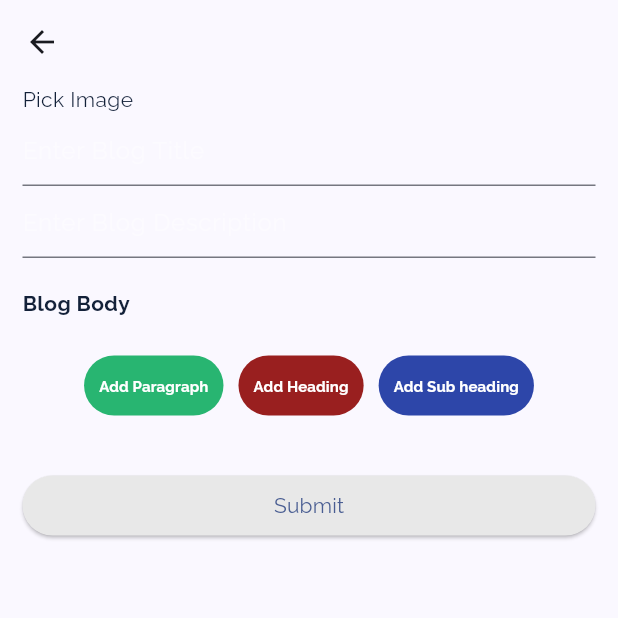
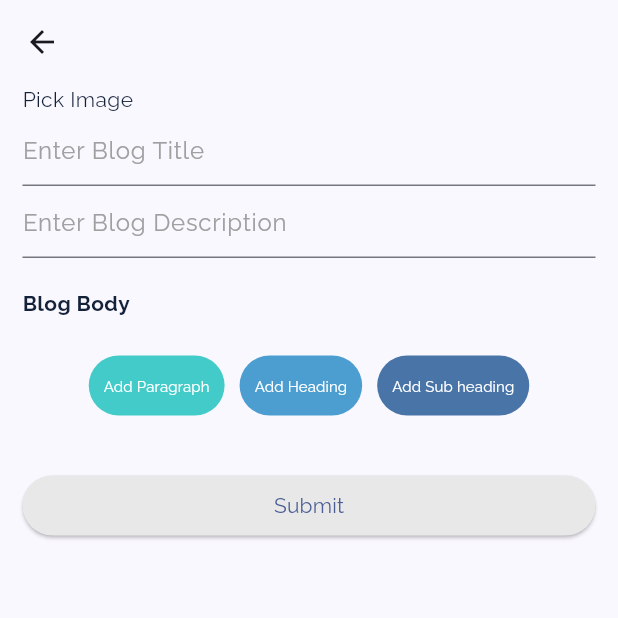
Before and after one commit to Mubashir-19/Flutter-Blogging-App, a Flutter app: the Home screen opened directly with empty values, after a tap on the "edit square" icon, on a phone screen of 412 x 824 dp, the top half of it. Run offline on Flutter 3.47's test engine with Material 3 defaults, Android fonts, the phone set to English and light mode, and no system bars; our stand-ins replace flutter_dotenv, flutter_image_compress, image_picker, quickalert, shared_preferences; accounts and stored records are empty; network calls fail; statements that could not run were skipped.

Commit message:
design adjustments

```diff
--- a/lib/widgets/account.dart
+++ b/lib/widgets/account.dart
@@ -139,9 +139,7 @@ class _AccountState extends State<Account> {
 
   @override
   Widget build(BuildContext context) {
-    return Padding(
-      padding: const EdgeInsets.only(right: 10.0),
-      child: ListView(children: [
+    return ListView(children: [
       Padding(
         padding: EdgeInsets.only(
             bottom: 30, top: MediaQuery.of(context).size.height * 0.07),
@@ -214,13 +212,20 @@ class _AccountState extends State<Account> {
       //       fontSize: 20,
       //       fontWeight: FontWeight.bold),
       // ),
-        const Padding(
+      Container(
+        decoration: BoxDecoration(
+            border: Border(
+                top: BorderSide(
+          color: Colors.black45,
+        ))),
+        child: const Padding(
           padding: EdgeInsets.only(top: 10.0, bottom: 5, left: 20),
           child: Text("My Posts",
               style: TextStyle(
                   color: Colors.black87,
-                  fontSize: 15,
+                  fontSize: 30,
                   fontWeight: FontWeight.bold)),
+        ),
       ),
       ...[
         for (var item in items)
@@ -239,7 +244,6 @@ class _AccountState extends State<Account> {
             text: item["text"],
           )
       ]
-      ]),
-    );
+    ]);
   }
 }
--- a/lib/widgets/blogtext.dart
+++ b/lib/widgets/blogtext.dart
@@ -57,7 +57,6 @@ class BlogTextState extends State<BlogText> {
         child: TextField(
           maxLines: null,
           style: TextStyle(
-            color: Colors.white,
             fontWeight: a,
             fontSize: fontsize,
           ),
@@ -102,7 +101,7 @@ class BlogTextState extends State<BlogText> {
               onPressed: () =>
                   setTextField("write paragraph", ContentType.paragraph),
               style: TextButton.styleFrom(
-                  backgroundColor: const Color.fromARGB(255, 40, 181, 113),
+                  backgroundColor: const Color(0xFF42CBC8),
                   padding:
                       const EdgeInsets.symmetric(horizontal: 10, vertical: 0)),
               child: const Text(
@@ -110,14 +109,14 @@ class BlogTextState extends State<BlogText> {
                 style: TextStyle(
                     color: Colors.white,
                     fontSize: 10,
-                    fontWeight: FontWeight.bold),
+                    fontWeight: FontWeight.w500),
               ),
             ),
             TextButton(
               onPressed: () =>
                   setTextField("write heading", ContentType.heading),
               style: TextButton.styleFrom(
-                  backgroundColor: Color.fromARGB(255, 153, 31, 31),
+                  backgroundColor: const Color(0xFF4d9ed0),
                   padding:
                       const EdgeInsets.symmetric(horizontal: 10, vertical: 0)),
               child: const Text(
@@ -125,21 +124,21 @@ class BlogTextState extends State<BlogText> {
                 style: TextStyle(
                     color: Colors.white,
                     fontSize: 10,
-                    fontWeight: FontWeight.bold),
+                    fontWeight: FontWeight.w500),
               ),
             ),
             TextButton(
               onPressed: () =>
                   setTextField("write sub heading", ContentType.subheading),
               style: TextButton.styleFrom(
-                  backgroundColor: Color.fromARGB(255, 45, 70, 169),
+                  backgroundColor: const Color(0xFF4874a7),
                   padding:
                       const EdgeInsets.symmetric(horizontal: 10, vertical: 0)),
               child: const Text("Add Sub heading",
                   style: TextStyle(
                       color: Colors.white,
                       fontSize: 10,
-                      fontWeight: FontWeight.bold)),
+                      fontWeight: FontWeight.w500)),
             ),
           ],
         ),
--- a/lib/widgets/createBlog.dart
+++ b/lib/widgets/createBlog.dart
@@ -128,10 +128,11 @@ class CreateBlog extends StatelessWidget {
                 ),
                 TextFormField(
                   controller: title,
-                  style: const TextStyle(
-                      color: Color.fromARGB(255, 219, 219, 219)),
+                  // style: const TextStyle(
+                  //     color: Color.fromARGB(255, 219, 219, 219)),
                   decoration: const InputDecoration(
-                    hintStyle: TextStyle(color: Colors.white38),
+                    hintStyle:
+                        TextStyle(color: Color.fromARGB(255, 160, 160, 160)),
                     hintText: 'Enter Blog Title',
                   ),
                   validator: (String? value) {
@@ -143,10 +144,11 @@ class CreateBlog extends StatelessWidget {
                 ),
                 TextFormField(
                   controller: description,
-                  style: const TextStyle(
-                      color: Color.fromARGB(255, 219, 219, 219)),
+                  // style: const TextStyle(
+                  //     color: Color.fromARGB(255, 219, 219, 219)),
                   decoration: const InputDecoration(
-                    hintStyle: TextStyle(color: Colors.white38),
+                    hintStyle:
+                        TextStyle(color: Color.fromARGB(255, 160, 160, 160)),
                     hintText: 'Enter Blog Description',
                   ),
                   validator: (String? value) {
@@ -227,7 +229,10 @@ class CreateBlog extends StatelessWidget {
                         var a = jsonDecode(response.body);
                         // print(response.body);
                         if (response.statusCode == 200) {
-                          Provider.of<ItemsModel>(context).addItem(a);
+                          if (context.mounted) {
+                            Provider.of<ItemsModel>(context, listen: false)
+                                .addItem(a);
+                          }
                           // pushItem(a);
                           showAlert();
                         } else {}
```
Also changed, not shown: lib/widgets/blog.dart (+18 -14 lines), lib/widgets/postwidget.dart (+5 -4 lines), 1 other file. Lines whose indentation alone changed are shown as unchanged.
